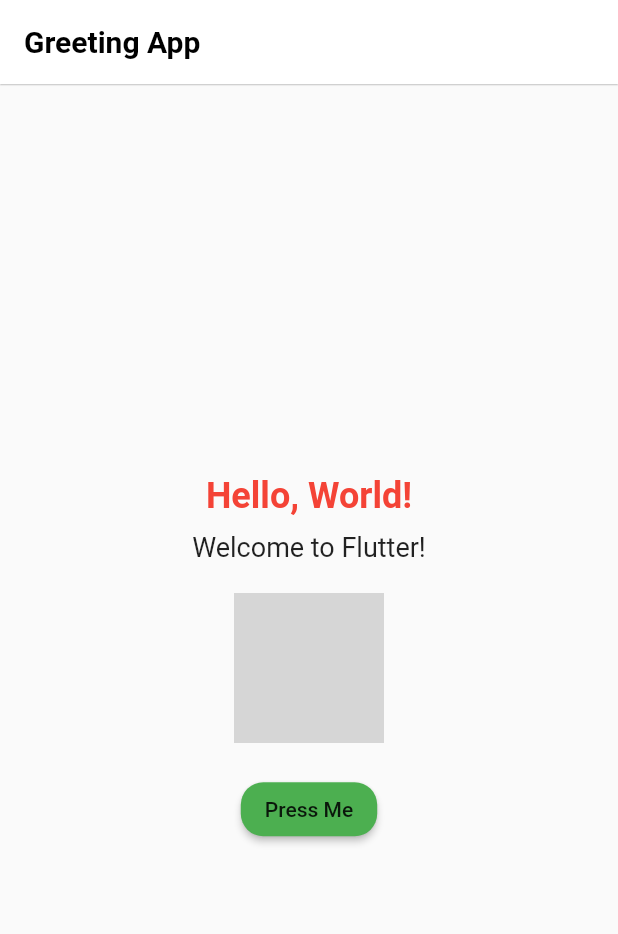
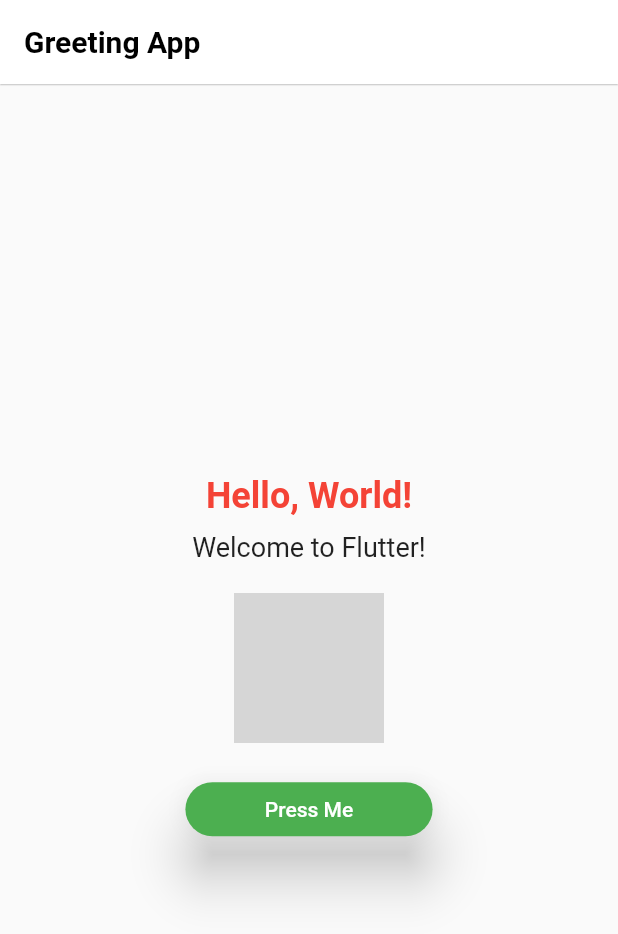
Before and after one commit to Tanvir-Hasan2/Ostad-Platform-all-work, a Flutter app: the screen it shows after launch, on a phone screen of 412 x 824 dp. Shown: the top 934 px of the screen. Run offline on Flutter 3.47's test engine with Material 3 defaults, Android fonts, the phone set to English and light mode, and no system bars; network calls fail; grey boxes are pictures that could not be loaded.

Commit message:
change the button size

```diff
--- a/Module 10 Assignment/module_10_ass/lib/module_10_ass_page.dart
+++ b/Module 10 Assignment/module_10_ass/lib/module_10_ass_page.dart
@@ -36,15 +36,15 @@ class Module10AssPage extends StatelessWidget {
              height: 100,
            ),
            const SizedBox(height: 20),
-           ElevatedButton(
-             style: ButtonStyle(
-                 foregroundColor: WidgetStateProperty.all<Color>(Colors.black87),
-                 backgroundColor: WidgetStateProperty.all<Color>(Colors.green),
-                 shape: WidgetStateProperty.all<RoundedRectangleBorder>(
-                     RoundedRectangleBorder(
-                         borderRadius: BorderRadius.circular(15),
-                     )
-                 )
+           Container(
+             width: MediaQuery.of(context).size.width * 0.4,
+             child: ElevatedButton(
+               style: ElevatedButton.styleFrom(
+                 backgroundColor: Colors.green,
+                 shape: RoundedRectangleBorder(
+                   borderRadius: BorderRadius.circular(25),
+                 ),
+                 elevation: 15.0,
                ),
                onPressed: () {
                  ScaffoldMessenger.of(context).showSnackBar(
@@ -55,6 +55,7 @@ class Module10AssPage extends StatelessWidget {
                },
                child: const Text('Press Me'),
              ),
+           ),
          ],
        ),
      ),
```
Lines whose indentation alone changed are shown as unchanged.
